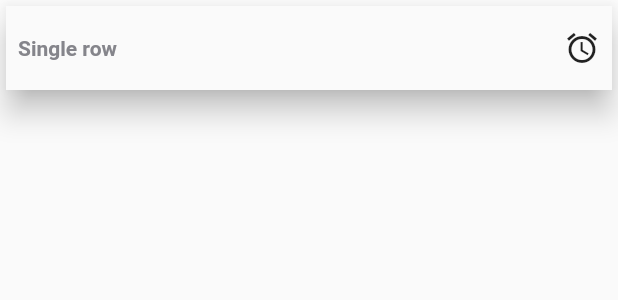
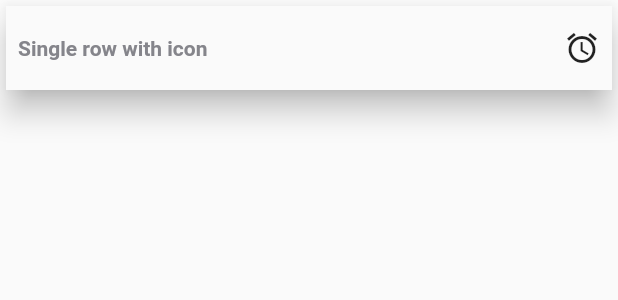
Before and after one commit to PabloMGrela/adv_flutter_material, a Flutter app: the AdvSingleRow widget shown alone on an empty page, opened directly, on a phone screen of 412 x 824 dp. Shown: the top 300 px of the screen. Run offline on Flutter 3.47's test engine with Material 2 defaults, Android fonts, the phone set to English and light mode, and no system bars; network calls fail.

Commit message:
Added checkbox. Added row with checkbox.

```diff
--- a/example/lib/row.dart
+++ b/example/lib/row.dart
@@ -1,5 +1,5 @@
 import 'package:adv_flutter_material/adv_image_card_view.dart';
-import 'package:adv_flutter_material/adv_single_line_row.dart';
+import 'package:adv_flutter_material/rows/adv_single_line_row.dart';
 import 'package:flutter/cupertino.dart';
 import 'package:flutter/material.dart';
 
@@ -13,8 +13,11 @@ class RowPage extends StatefulWidget {
 }
 
 class _RowPageState extends State<RowPage> {
+  var isChecked = false;
+
   @override
   Widget build(BuildContext context) {
+    var checkBoxState = false;
     return Scaffold(
         appBar: AppBar(
           title: Text("Row"),
@@ -36,11 +39,31 @@ class _RowPageState extends State<RowPage> {
               Container(
                 margin: EdgeInsets.only(left: 16.0, right: 16.0),
                 child: AdvSingleRow(
-                  title: "Single row",
+                  title: "Single row with icon",
                   icon: Icons.access_alarm,
                   onPressed: () {},
                 ),
-              )
+              ),
+              Container(
+                margin: EdgeInsets.only(left: 16.0, right: 16.0),
+                child: AdvSingleRow(
+                  title: "Single row without icon",
+                  icon: null,
+                  checkBoxState: null,
+                  onPressed: () {},
+                ),
+              ),
+              Container(
+                margin: EdgeInsets.only(left: 16.0, right: 16.0),
+                child: AdvSingleRow(
+                  title: "Single row with checkbox",
+                  icon: null,
+                  checkBoxState: checkBoxState,
+                  onPressed: () {
+                    checkBoxState = !checkBoxState;
+                  },
+                ),
+              ),
             ],
           ),
         ));
--- a/lib/adv_single_line_row.dart
+++ /dev/null
@@ -1,35 +0,0 @@
-import 'package:adv_flutter_material/adv_text_view.dart';
-import 'package:flutter/material.dart';
-
-class AdvSingleRow extends StatelessWidget {
-  AdvSingleRow(
-      {Key key,
-      @required this.title,
-      @required this.icon,
-      @required this.onPressed})
-      : super(key: key);
-
-  final String title;
-  final IconData icon;
-  final GestureTapCallback onPressed;
-
-  @override
-  Widget build(BuildContext context) {
-    return Card(
-      elevation: 8.0,
-      child: Material(
-          child: InkWell(
-        onTap: onPressed,
-        child: Container(
-          margin: EdgeInsets.fromLTRB(8.0, 16.0, 8.0, 16.0),
-          child: Row(
-              mainAxisAlignment: MainAxisAlignment.spaceBetween,
-              children: <Widget>[
-                AdvText(text: title, textStyle: AdvTextStyle.BODY_BOLD),
-                Icon(icon),
-              ]),
-        ),
-      )),
-    );
-  }
-}
--- a/lib/adv_text_view.dart
+++ b/lib/adv_text_view.dart
@@ -19,6 +19,7 @@ class AdvText extends StatelessWidget {
     return Text(
       _text,
       style: getStyle(),
+      overflow: TextOverflow.ellipsis,
     );
   }
 
--- /dev/null
+++ b/lib/rows/adv_single_line_row.dart
@@ -0,0 +1,67 @@
+import 'package:adv_flutter_material/adv_checkbox_view.dart';
+import 'package:adv_flutter_material/adv_text_view.dart';
+import 'package:flutter/material.dart';
+
+class AdvSingleRow extends StatefulWidget {
+  AdvSingleRow(
+      {Key key,
+      @required this.title,
+      @required this.icon,
+      @required this.checkBoxState,
+      @required this.onPressed})
+      : super(key: key);
+
+  final String title;
+  final IconData icon;
+  final bool checkBoxState;
+  final GestureTapCallback onPressed;
+
+  @override
+  State<StatefulWidget> createState() =>
+      AdvSingleRowState(title, icon, checkBoxState, onPressed);
+}
+
+class AdvSingleRowState extends State<AdvSingleRow> {
+  AdvSingleRowState(this.title, this.icon, this.checkBoxState, this.onPressed);
+
+  final String title;
+  final IconData icon;
+  bool checkBoxState;
+  final GestureTapCallback onPressed;
+
+  @override
+  Widget build(BuildContext context) {
+    double leftMargin = 8.0;
+    double rightMargin = 8.0;
+    double topBottomMargin = 16.0;
+    if (checkBoxState != null) {
+      leftMargin = 8.0;
+      rightMargin = 0.0;
+      topBottomMargin = 4.0;
+    }
+    return Card(
+        elevation: 8.0,
+        child: Material(
+            child: InkWell(
+                onTap: onPressed,
+                child: Container(
+                    margin: EdgeInsets.fromLTRB(leftMargin, topBottomMargin,
+                        rightMargin, topBottomMargin),
+                    child: Row(
+                      mainAxisAlignment: MainAxisAlignment.spaceBetween,
+                      children: () sync* {
+                        yield AdvText(
+                            text: title, textStyle: AdvTextStyle.BODY_BOLD);
+                        if (icon != null) {
+                          yield Icon(icon);
+                        }
+                        if (checkBoxState != null) {
+                          yield AdvCheckbox(
+                            isChecked: checkBoxState,
+                          );
+                        }
+                      }()
+                          .toList(),
+                    )))));
+  }
+}
```
Also changed, not shown: lib/adv_checkbox_view.dart (added, +28 -0 lines).
